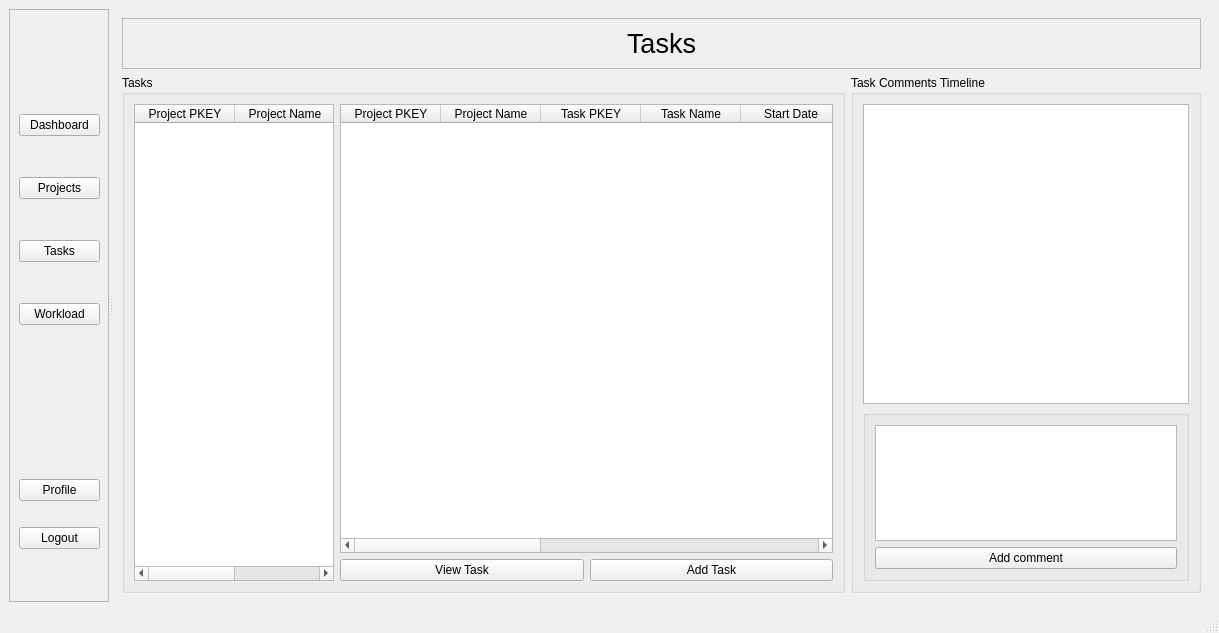
First picture: the form in ui/homeWindow.ui, repository yasar12123/Soft27101-PMS, before the edit.
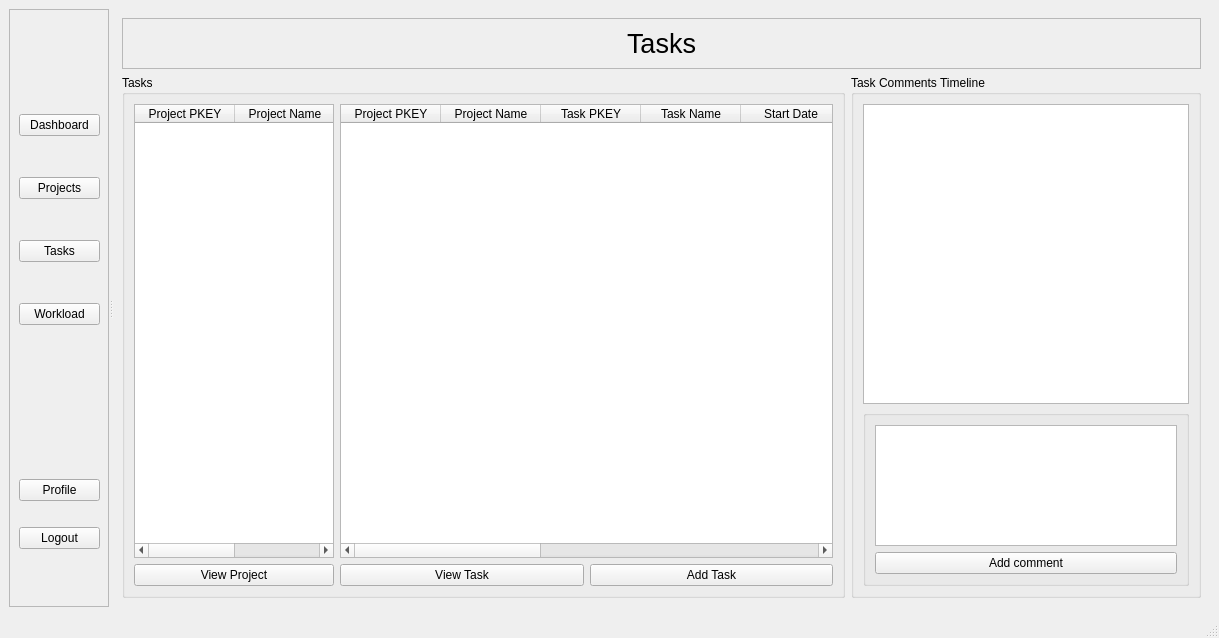
Second picture: the form after the edit. The open tabs and pages were chosen to show the change.

Commit message:
added in email to project closure
receiving error on sending message, error is spam

Patch:
```diff
--- a/ui/homeWindow.ui
+++ b/ui/homeWindow.ui
@@ -7,14 +7,14 @@
     <x>0</x>
     <y>0</y>
     <width>1219</width>
-    <height>633</height>
+    <height>638</height>
    </rect>
   </property>
   <property name="windowTitle">
    <string>MainWindow</string>
   </property>
   <widget class="QWidget" name="centralwidget">
-   <layout class="QVBoxLayout" name="verticalLayout_22">
+   <layout class="QHBoxLayout" name="horizontalLayout_6">
     <item>
      <widget class="QSplitter" name="splitter">
       <property name="orientation">
@@ -516,7 +516,9 @@
              <property name="title">
               <string>Tasks</string>
              </property>
-             <layout class="QHBoxLayout" name="horizontalLayout_6">
+             <layout class="QHBoxLayout" name="horizontalLayout_9">
+              <item>
+               <layout class="QVBoxLayout" name="verticalLayout_27">
               <item>
                <widget class="QTableWidget" name="taskProjectTable">
                 <property name="minimumSize">
@@ -542,6 +544,15 @@
                  </property>
                 </column>
                </widget>
+                </item>
+                <item>
+                 <widget class="QPushButton" name="viewProjectButtonB">
+                  <property name="text">
+                   <string>View Project</string>
+                  </property>
+                 </widget>
+                </item>
+               </layout>
               </item>
               <item>
                <layout class="QVBoxLayout" name="verticalLayout_14">
```
Lines whose indentation alone changed are shown as unchanged. The commit also changes 30 other files.
